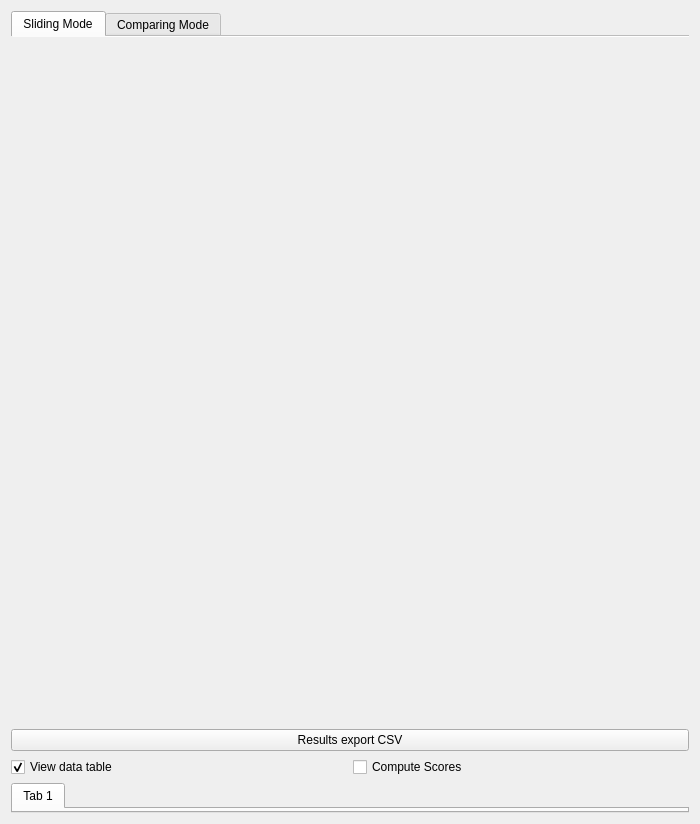
Qt form ui/graphResult_new.ui (Artelia/Mascaret) before a commit.
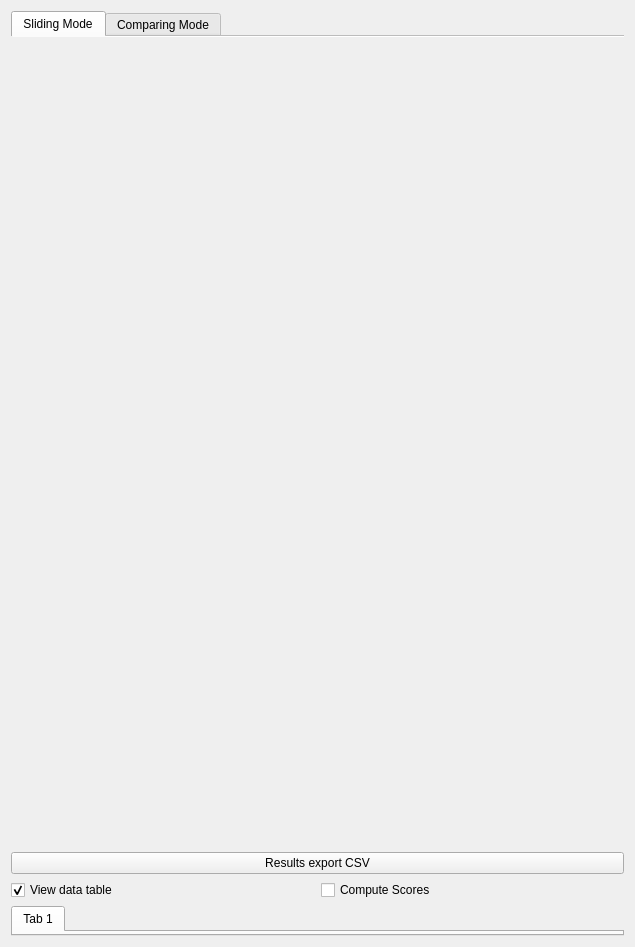
The same form after that commit.

```diff
--- a/ui/graphResult_new.ui
+++ b/ui/graphResult_new.ui
@@ -6,8 +6,8 @@
    <rect>
     <x>0</x>
     <y>0</y>
-    <width>700</width>
-    <height>824</height>
+    <width>635</width>
+    <height>947</height>
    </rect>
   </property>
   <property name="windowTitle">
@@ -267,17 +267,11 @@
          <item>
           <widget class="QStackedWidget" name="stw_res">
            <property name="sizePolicy">
-            <sizepolicy hsizetype="Preferred" vsizetype="Minimum">
+            <sizepolicy hsizetype="Preferred" vsizetype="Maximum">
              <horstretch>0</horstretch>
              <verstretch>0</verstretch>
             </sizepolicy>
            </property>
-           <property name="maximumSize">
-            <size>
-             <width>16777215</width>
-             <height>200</height>
-            </size>
-           </property>
            <property name="currentIndex">
             <number>0</number>
            </property>
```
Left out of the diff: 66 changed lines with no effect on the pictures.
